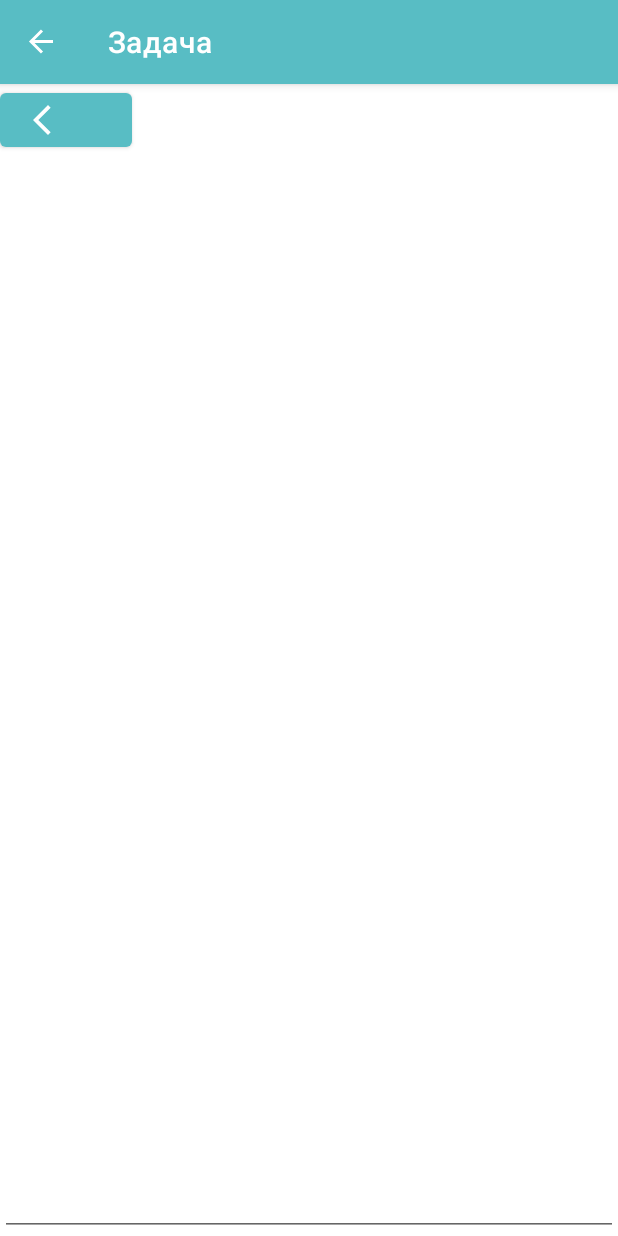
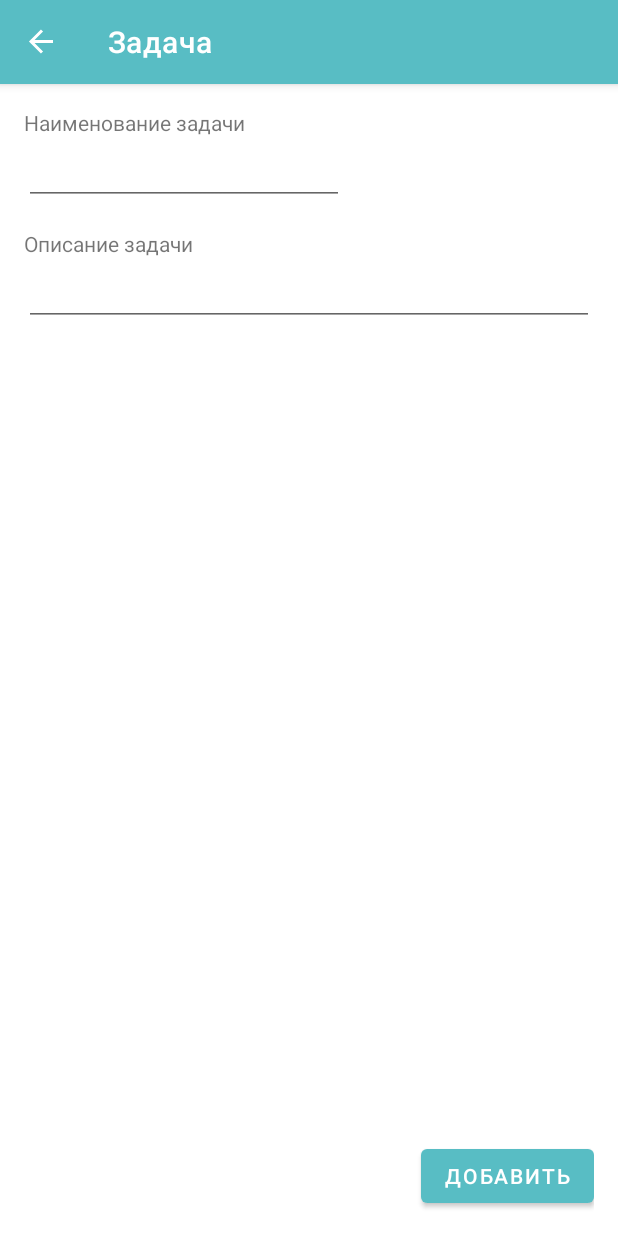
Before and after one commit to aadavydovv/mirea-s6-spi, an Android app: the FragmentTask screen opened through its navigation route, on a phone screen of 412 x 824 dp. Run offline under Robolectric (Android 15) with nearby library versions, the phone set to English and light mode, and no system bars; our stand-ins replace Room's generated code, navigation-ui.

Commit message:
Minor changes for the 9-10 tasks report

```diff
--- a/app/src/main/java/ru/mirea/kanban/fragments/FragmentTask.kt
+++ b/app/src/main/java/ru/mirea/kanban/fragments/FragmentTask.kt
@@ -23,10 +23,4 @@ class FragmentTask : Fragment() {
     ): View? {
         return inflater.inflate(R.layout.fragment_task, container, false)
     }
-
-    override fun onViewCreated(view: View, savedInstanceState: Bundle?) {
-        view.findViewById<Button>(R.id.buttonTaskBack).setOnClickListener {
-            it.findNavController().popBackStack()
-        }
-    }
 }
--- a/app/src/main/res/layout/fragment_task.xml
+++ b/app/src/main/res/layout/fragment_task.xml
@@ -1,46 +1,55 @@
 <?xml version="1.0" encoding="utf-8"?>
 <androidx.constraintlayout.widget.ConstraintLayout xmlns:android="http://schemas.android.com/apk/res/android"
     xmlns:app="http://schemas.android.com/apk/res-auto"
-    xmlns:tools="http://schemas.android.com/tools"
+    android:padding="16dp"
     android:layout_width="match_parent"
     android:layout_height="match_parent">
 
-    <androidx.constraintlayout.widget.ConstraintLayout
-        android:id="@+id/constraintLayout"
+    <LinearLayout
         android:layout_width="match_parent"
-        android:layout_height="wrap_content"
+        android:layout_height="match_parent"
+        android:orientation="vertical"
+        app:layout_constraintBottom_toBottomOf="parent"
         app:layout_constraintEnd_toEndOf="parent"
         app:layout_constraintStart_toStartOf="parent"
         app:layout_constraintTop_toTopOf="parent">
 
-        <Button
-            app:icon="@drawable/ic_back"
-            android:id="@+id/buttonTaskBack"
+        <TextView
+            android:id="@+id/textTaskName"
+            android:text="Наименование задачи"
+            android:layout_width="wrap_content"
+            android:layout_height="wrap_content" />
+
+        <EditText
+            android:id="@+id/editTextTaskName"
+            android:layout_marginBottom="16dp"
             android:layout_width="wrap_content"
             android:layout_height="wrap_content"
-            app:layout_constraintStart_toStartOf="parent"
-            app:layout_constraintTop_toTopOf="parent" />
+            android:ems="10"
+            android:inputType="textPersonName" />
 
         <TextView
-            android:id="@+id/textView"
+            android:id="@+id/textTaskDescription"
+            android:text="Описание задачи"
             android:layout_width="wrap_content"
+            android:layout_height="wrap_content" />
+
+        <EditText
+            android:id="@+id/editTextTaskDescription"
+            android:layout_width="match_parent"
             android:layout_height="wrap_content"
-            tools:text="{task_name}"
-            app:layout_constraintBottom_toBottomOf="parent"
-            app:layout_constraintStart_toEndOf="@id/buttonTaskBack"
-            app:layout_constraintTop_toTopOf="parent" />
-    </androidx.constraintlayout.widget.ConstraintLayout>
+            android:ems="10"
+            android:layout_marginBottom="16dp"
+            android:gravity="start|top"
+            android:inputType="textMultiLine" />
+    </LinearLayout>
 
-    <EditText
-        android:id="@+id/editTextTask"
-        android:layout_width="match_parent"
-        android:layout_height="0dp"
-        android:ems="10"
-        android:gravity="start|top"
-        android:inputType="textMultiLine"
+    <Button
+        android:id="@+id/buttonTaskAdd"
+        android:layout_width="wrap_content"
+        android:layout_height="wrap_content"
+        android:text="Добавить"
         app:layout_constraintBottom_toBottomOf="parent"
-        app:layout_constraintEnd_toEndOf="parent"
-        app:layout_constraintStart_toStartOf="parent"
-        app:layout_constraintTop_toBottomOf="@+id/constraintLayout" />
+        app:layout_constraintEnd_toEndOf="parent" />
 
 </androidx.constraintlayout.widget.ConstraintLayout>
```
Also changed, not shown: app/src/main/java/ru/mirea/kanban/fragments/FragmentBoard.kt (+14 -0 lines), app/src/main/res/layout/fragment_board.xml (+13 -9 lines), app/src/main/res/layout/fragment_board_add.xml (+10 -2 lines).
